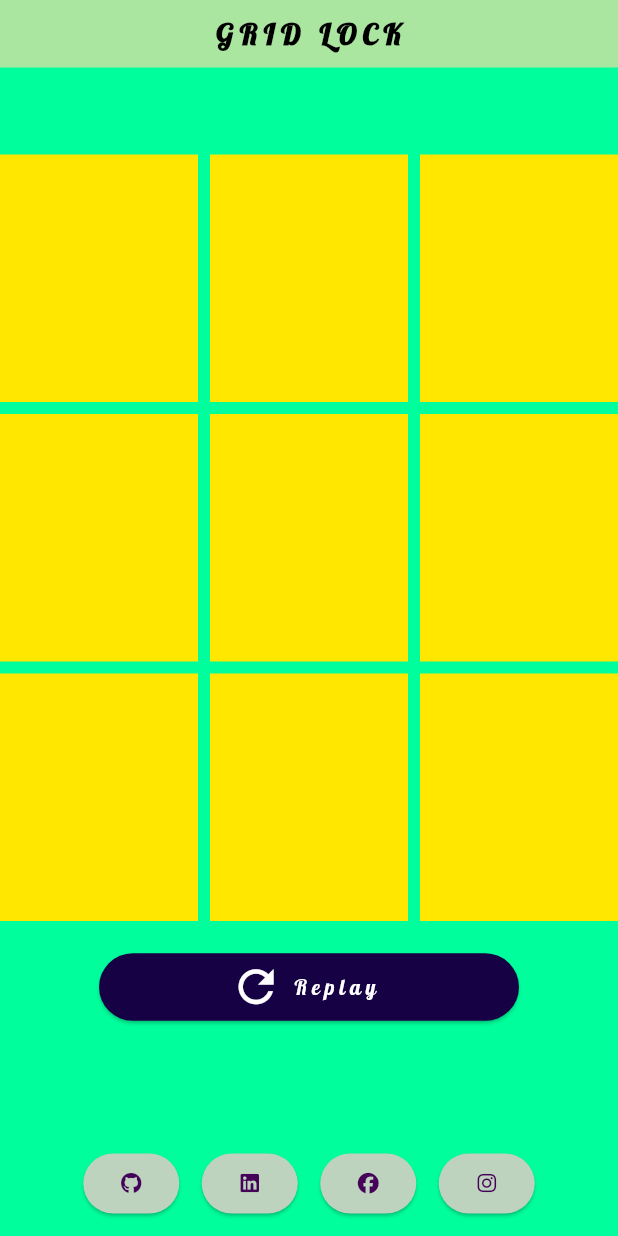
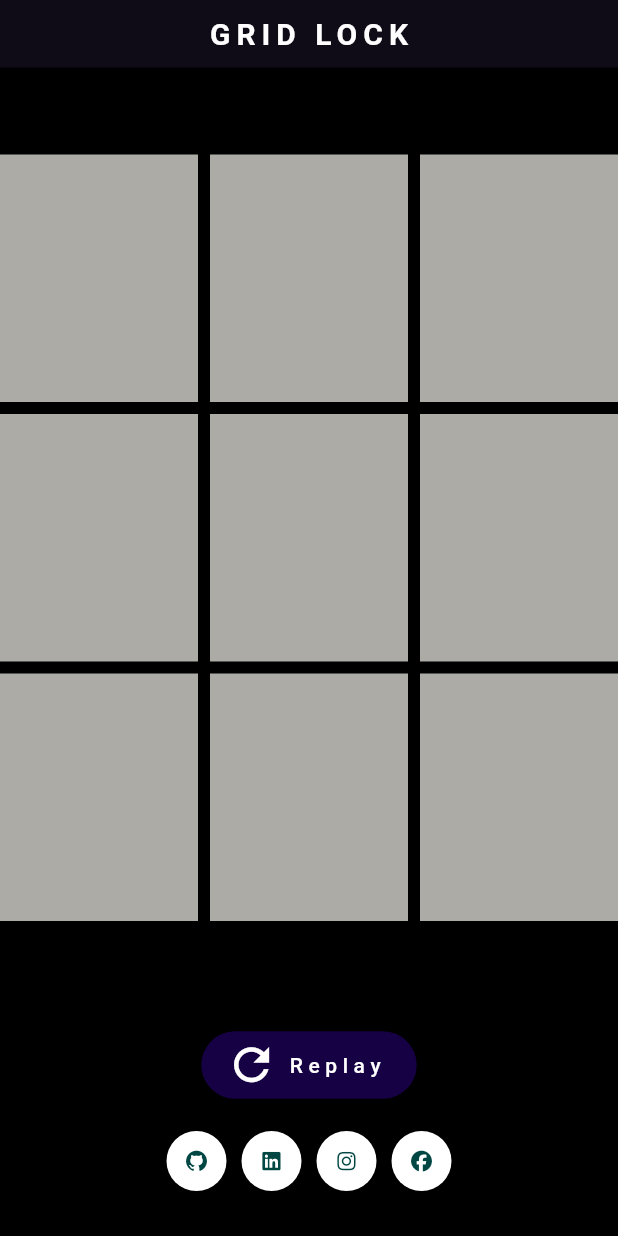
Before and after one commit to MdSohidUllahChowdhury/The-Gridlock, a Flutter app: the screen it shows after launch, after a tap on "R e p l a y", on a phone screen of 412 x 824 dp. Run offline on Flutter 3.47's test engine with Material 3 defaults, Android fonts, the light colour scheme and no system bars; our stand-ins replace font_awesome_flutter, google_fonts.

Commit message:
Updated the project files

```diff
--- a/lib/grid_lock.dart
+++ b/lib/home.dart
@@ -1,4 +1,5 @@
 import 'package:flutter/material.dart';
+import 'package:google_fonts/google_fonts.dart';
 import 'package:the_gridlock/links.dart';
 
 class GridLock extends StatefulWidget {
@@ -84,16 +85,20 @@ class _GridLockState extends State<GridLock> {
     final size = MediaQuery.sizeOf(context);
 
     return Scaffold(
-      backgroundColor: const Color(0xff00FF9C),
+      backgroundColor: Colors.black,
       appBar: AppBar(
-        backgroundColor:const Color(0xffB6FFA1),
+        backgroundColor: Colors.black,
         elevation:15,
         toolbarHeight:45,
         centerTitle: true,
-        title: const Text(
+        title:  Text(
           'GRID LOCK',
           style: TextStyle(
-              fontSize:20,color: Colors.black, fontWeight: FontWeight.w700, letterSpacing: 4),
+              fontSize:20,
+              color: Colors.white,
+              fontWeight: FontWeight.bold,
+              fontFamily: GoogleFonts.robotoSerif().fontFamily,
+              letterSpacing: 4),
         ),
       ),
       body: Column(
@@ -134,7 +139,7 @@ class _GridLockState extends State<GridLock> {
                       itemCount: grid.length,
                       itemBuilder: (context, index)
                        => Material(
-                            color:const Color(0xffFFE700),
+                            color:const Color.fromARGB(255, 172, 171, 166),
                             child: InkWell(
                                 splashColor: Colors.red,
                                 hoverColor: const Color.fromARGB(255, 68, 2, 88),
@@ -146,12 +151,12 @@ class _GridLockState extends State<GridLock> {
                                       fontSize: 30, fontWeight: FontWeight.bold),
                                 ))),
                           )),
-                  const SizedBox(height: 20),
+                  const Expanded(child: SizedBox(height: 20)),
                   ElevatedButton.icon(
                       onPressed: reset,
                       style: ButtonStyle(
                         minimumSize:
-                            WidgetStateProperty.all<Size>(const Size(280, 45)),
+                            WidgetStateProperty.all<Size>(const Size(140, 45)),
                         backgroundColor: WidgetStateProperty.all<Color>(
                             const Color.fromARGB(255, 21, 1, 68)),
                       ),
@@ -163,13 +168,15 @@ class _GridLockState extends State<GridLock> {
                       label: const Text("R e p l a y",
                           style: TextStyle(
                             color: Colors.white,
-                          )))
+                          ))),
+
                 ],
               ),
             ),
           ),
-          const Mylinks(),
-          const SizedBox(height: 11),
+          const SizedBox(height:20),
+          SocialLinks(),
+          const SizedBox(height:30),
         ],
       ),
     );
--- a/lib/links.dart
+++ b/lib/links.dart
@@ -2,82 +2,64 @@ import 'package:flutter/material.dart';
 import 'package:font_awesome_flutter/font_awesome_flutter.dart';
 import 'package:url_launcher/link.dart';
 
-class Mylinks extends StatelessWidget {
-  const Mylinks({super.key});
+// ignore: must_be_immutable
+class SocialLinks extends StatelessWidget {
+  SocialLinks({super.key});
+
+  List<String> links = [
+    'https://github.com/MdSohidUllahChowdhury',
+    'https://www.linkedin.com/in/md-sohid-ullah-chowdhury',
+    'https://www.instagram.com/shakil_chowdhury19',
+    'https://www.facebook.com/shakilchowdhury19',
+  ];
+
+  linkButtonIcon(String giveUrl, Icon giveIcon) {
+    return CircleAvatar(
+      backgroundColor: Colors.white,
+      child: Link(
+          uri: Uri.parse(giveUrl),
+          builder: (context, followLink) => IconButton(
+                onPressed: followLink,
+                icon: giveIcon,
+              )),
+    );
+  }
 
   @override
   Widget build(BuildContext context) {
     return Row(
       mainAxisAlignment: MainAxisAlignment.center,
       children: [
-        Link(
-            uri: Uri.parse('https://github.com/MdSohidUllahChowdhury'),
-            builder: (context, followLink) => ElevatedButton(
-                  onPressed: followLink,
-                  style: ButtonStyle(
-                    backgroundColor: WidgetStateProperty.all<Color>(
-                      const Color.fromARGB(255, 189, 211, 190),
-                    ),
-                  ),
-                  child: const Icon(
+        linkButtonIcon(
+            links[0],
+            const Icon(
               FontAwesomeIcons.github,
+              color: Color(0xFF004643),
               size: 14,
-                    color: Color.fromARGB(255, 68, 2, 88),
-                  ),
             )),
-        const SizedBox(
-          width: 15,
-        ),
-        Link(
-            uri: Uri.parse('https://www.linkedin.com/in/sohid-chowdhury/'),
-            builder: (context, followLink) => ElevatedButton(
-                  onPressed: followLink,
-                  style: ButtonStyle(
-                    backgroundColor: WidgetStateProperty.all<Color>(
-                      const Color.fromARGB(255, 189, 211, 190),
-                    ),
-                  ),
-                  child: const Icon(
+        const SizedBox(width: 10),
+        linkButtonIcon(
+            links[1],
+            const Icon(
               FontAwesomeIcons.linkedin,
+              color: Color(0xFF004643),
               size: 14,
-                    color: Color.fromARGB(255, 68, 2, 88),
-                  ),
             )),
-        const SizedBox(
-          width: 15,
-        ),
-        Link(
-            uri: Uri.parse('https://www.facebook.com/shakilchowdhury19'),
-            builder: (context, followLink) => ElevatedButton(
-                  onPressed: followLink,
-                  style: ButtonStyle(
-                    backgroundColor: WidgetStateProperty.all<Color>(
-                      const Color.fromARGB(255, 189, 211, 190),
-                    ),
-                  ),
-                  child: const Icon(
+        const SizedBox(width: 10),
+        linkButtonIcon(
+            links[2],
+            const Icon(
+              FontAwesomeIcons.instagram,
+              color: Color(0xFF004643),
+              size: 14,
+            )),
+        const SizedBox(width: 10),
+        linkButtonIcon(
+            links[3],
+            const Icon(
               FontAwesomeIcons.facebook,
+              color: Color(0xFF004643),
               size: 14,
-                    color: Color.fromARGB(255, 68, 2, 88),
-                  ),
-                )),
-        const SizedBox(
-          width: 15,
-        ),
-        Link(
-            uri: Uri.parse('https://www.instagram.com/shakil_chowdhury19'),
-            builder: (context, followLink) => ElevatedButton(
-                  onPressed: followLink,
-                  style: ButtonStyle(
-                    backgroundColor: WidgetStateProperty.all<Color>(
-                      const Color.fromARGB(255, 189, 211, 190),
-                    ),
-                  ),
-                  child: const Icon(
-                    FontAwesomeIcons.instagram,
-                    size: 14,
-                    color: Color.fromARGB(255, 68, 2, 88),
-                  ),
             )),
       ],
     );
--- a/lib/main.dart
+++ b/lib/main.dart
@@ -1,15 +1,20 @@
 import 'package:flutter/material.dart';
-import 'package:the_gridlock/grid_lock.dart';
+import 'package:google_fonts/google_fonts.dart';
+import 'package:the_gridlock/home.dart';
 
 void main() {
-  runApp((
-    MaterialApp(
+  runApp((MaterialApp(
       debugShowCheckedModeBanner: false,
-      home:const GridLock(),
+      home: const GridLock(),
       theme: ThemeData(
         useMaterial3: true,
-        fontFamily: 'Game'
-      ),
-    )
-  ));
+        fontFamily: GoogleFonts.robotoSerif(
+          textStyle: const TextStyle(
+            color: Colors.white,
+            //fontWeight: FontWeight.bold,
+            fontSize: 18,
+            wordSpacing: 2
+          ),
+        ).fontFamily,
+      ))));
 }
```
Also changed, not shown: pubspec.yaml (+11 -6 lines), lib/assets/Lobster-Regular.ttf (deleted), pubspec.lock, 14 other files. Lines whose indentation alone changed are shown as unchanged.
